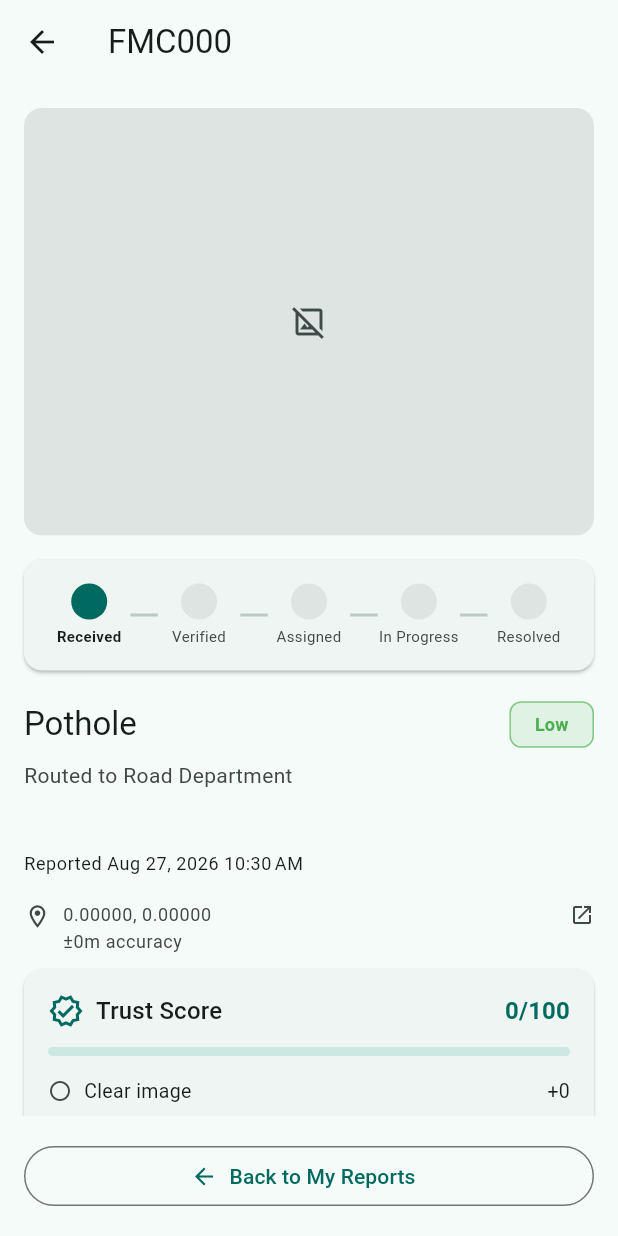
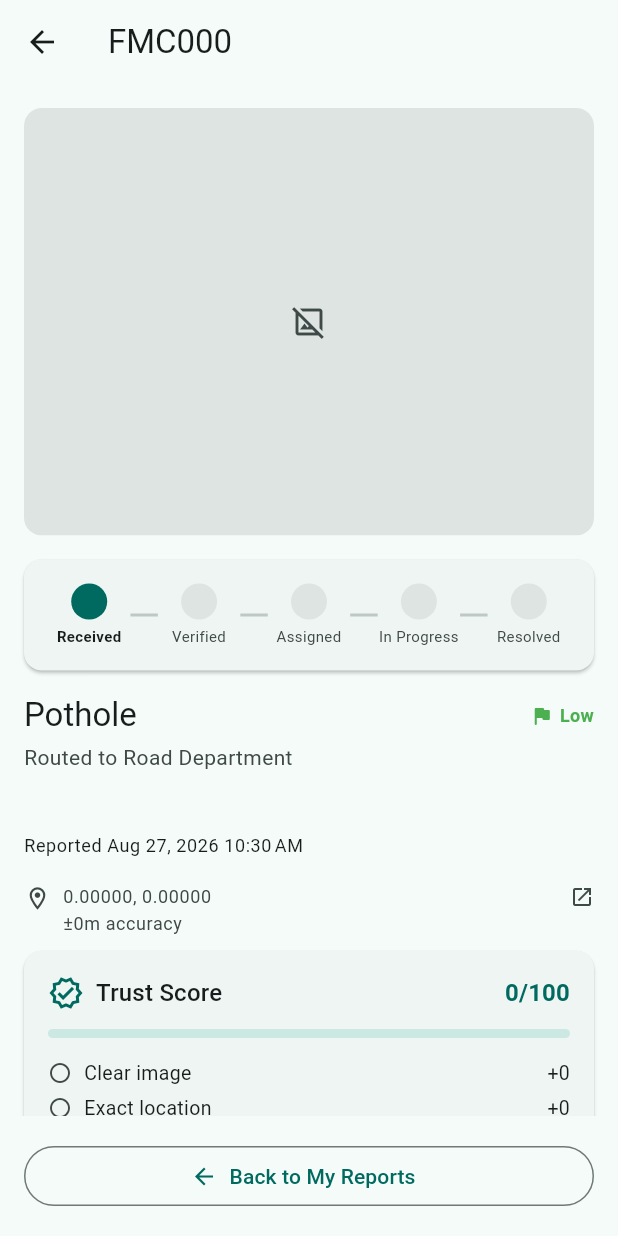
Before and after one commit to nilu-mukherjee/fixmycity, a Flutter app: the TicketDetailScreen screen opened directly with empty values, on a phone screen of 412 x 824 dp. Run offline on Flutter 3.47's test engine with Material 3 defaults, Android fonts, the phone set to English and light mode, and no system bars; our stand-ins replace camera, geocoding, geolocator, google_sign_in, shared_preferences; missing offline and left inert: object_detection; accounts and stored records are empty.

Commit message:
Restyle priority as icon+text (like trust score), not a chip button
Applies everywhere SeverityChip is used — the ticket list cards and
the ticket detail screen both consume the same widget.

Co-Authored-By: Claude Sonnet 5 <noreply@anthropic.com>
Claude-Session: https://claude.ai/code/session_01UXj9K19bc8fF8BJ7bc1C1n

```diff
--- a/android_app/lib/widgets/severity_chip.dart
+++ b/android_app/lib/widgets/severity_chip.dart
@@ -2,6 +2,8 @@ import 'package:flutter/material.dart';
 
 import '../models/report.dart';
 
+/// Priority indicator — icon + text, styled like the trust-score line
+/// rather than a button/chip, with color signaling the severity level.
 class SeverityChip extends StatelessWidget {
   const SeverityChip({super.key, required this.severity});
 
@@ -17,14 +19,16 @@ class SeverityChip extends StatelessWidget {
   @override
   Widget build(BuildContext context) {
     final color = _color();
-    return Chip(
-      label: Text(
-        severity.label,
-        style: TextStyle(color: color, fontWeight: FontWeight.bold, fontSize: 12),
-      ),
-      backgroundColor: color.withValues(alpha: 0.12),
-      side: BorderSide(color: color.withValues(alpha: 0.4)),
-      visualDensity: VisualDensity.compact,
+    return Row(
+      mainAxisSize: MainAxisSize.min,
+      children: [
+        Icon(Icons.flag_rounded, size: 16, color: color),
+        const SizedBox(width: 4),
+        Text(
+          severity.label,
+          style: TextStyle(color: color, fontWeight: FontWeight.bold, fontSize: 12),
+        ),
+      ],
     );
   }
 }
```
